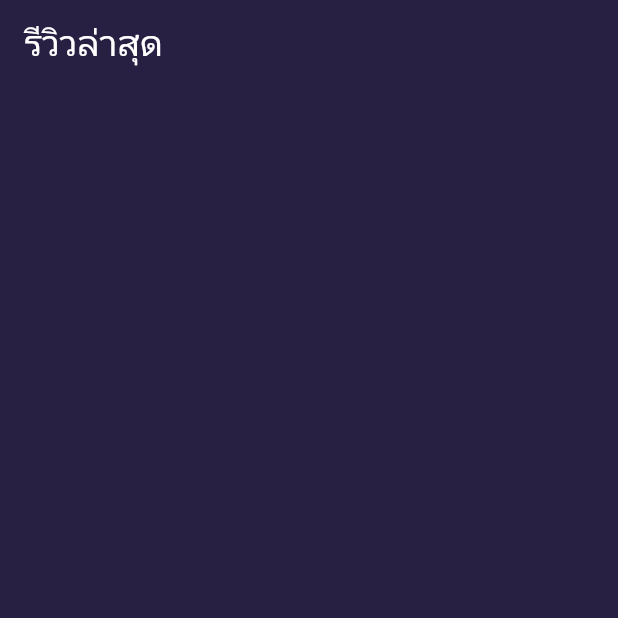
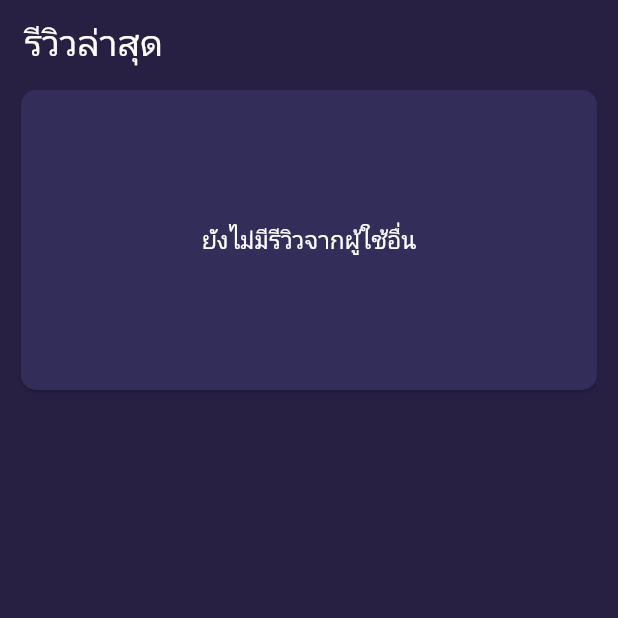
Before and after one commit to tongtongg9/Application-Entertainment-Recommendation, a Flutter app: the Feed screen opened directly, on a phone screen of 412 x 824 dp, the top half of it. Run offline on Flutter 3.47's test engine with Material 2 defaults, Android fonts, the phone set to English and light mode, and no system bars; our stand-ins replace date_field, delayed_display, flutter_svg, google_fonts, google_maps_flutter, hexcolor and 2 more; missing offline and left inert: dart:ffi, google_maps_place_picker, multi_image_picker; accounts and stored records are empty; network calls fail; Roboto replaces fonts that are missing (Mitr).

Commit message:
v--210821

```diff
--- a/lib/main.dart
+++ b/lib/main.dart
@@ -12,8 +12,6 @@ void main() {
 }
 
 class MyApp extends StatelessWidget {
-  // get initialRoute => Routes();
-  // get routes => Routes();
   // This widget is the root of your application.
   @override
   Widget build(BuildContext context) {
--- a/lib/user/Page/Feed/Feed.dart
+++ b/lib/user/Page/Feed/Feed.dart
@@ -90,7 +90,26 @@ class _FeedState extends State<Feed> {
   Widget _reviewList() {
     var dateformate = DateFormat.yMMMEd();
 
-    return ListView.builder(
+    return SingleChildScrollView(
+      child: datamember.length <= 0
+          ? Card(
+              color: tBackgroundLightColor,
+              shape: RoundedRectangleBorder(
+                  borderRadius: BorderRadius.circular(10)),
+              child: SizedBox(
+                height: 200,
+                child: Center(
+                  child: Text(
+                    'ยังไม่มีรีวิวจากผู้ใช้อื่น',
+                    style: TextStyle(
+                      color: tWhiteColor,
+                      fontSize: 16,
+                    ),
+                  ),
+                ),
+              ),
+            )
+          : ListView.builder(
               primary: false,
               shrinkWrap: true,
               itemCount: datamember.length,
@@ -123,7 +142,8 @@ class _FeedState extends State<Feed> {
                                     children: [
                                       ClipRRect(
                                         borderRadius: BorderRadius.circular(50),
-                                child: imgsuser('${datamember[index].userImg}'),
+                                        child: imgsuser(
+                                            '${datamember[index].userImg}'),
                                       ),
                                     ],
                                   ),
@@ -212,8 +232,10 @@ class _FeedState extends State<Feed> {
                 );
                 // ],
               },
+            ),
     );
   }
+
   Widget imgsuser(imageName) {
     Widget child;
     print('Imagename : $imageName');
```
Lines whose indentation alone changed are shown as unchanged.
